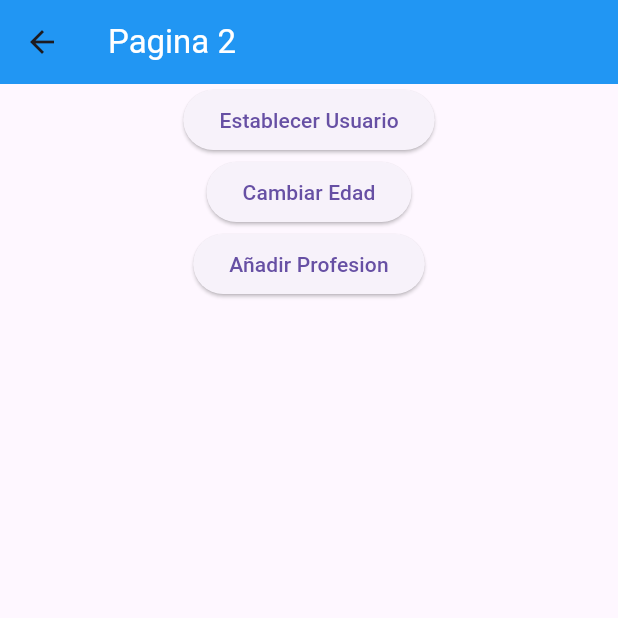
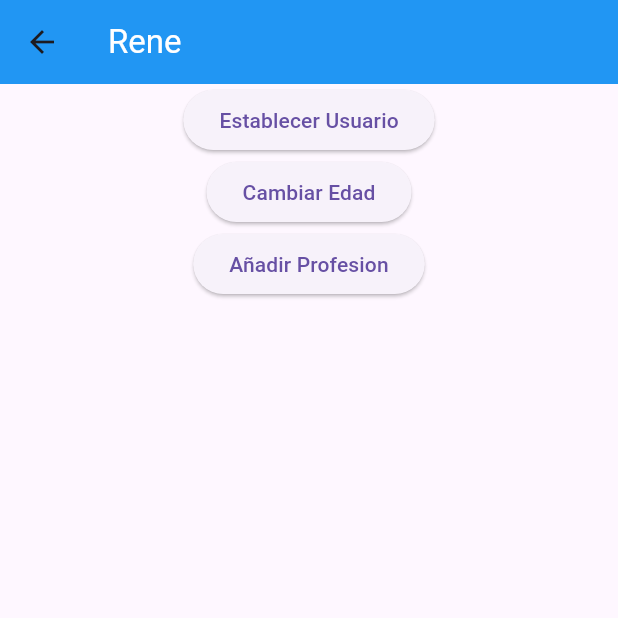
Before and after one commit to renedev9/gestores_de_estados, a Flutter app: the Pagina2Page screen opened by its route, after a tap on "Establecer Usuario", on a phone screen of 412 x 824 dp, the top half of it. Run offline on Flutter 3.47's test engine with Material 3 defaults, Android fonts, the phone set to English and light mode, and no system bars; accounts and stored records are empty.

```diff
--- a/lib/pages/pagina1_page.dart
+++ b/lib/pages/pagina1_page.dart
@@ -1,40 +1,81 @@
 import 'package:flutter/material.dart';
+import 'package:provider/provider.dart';
+
+import '../models/usuario.dart';
+import '../services/usuario_service.dart';
 
 class Pagina1Page extends StatelessWidget {
   const Pagina1Page({super.key});
 
   @override
   Widget build(BuildContext context) {
+    final usuarioService = Provider.of<UsuarioService>(context);
     return Scaffold(
-      appBar: AppBar(title: Text('Pagina 1'),),
-      body: InformacionUsuario(),
-      floatingActionButton: FloatingActionButton(onPressed: (){
+      appBar: AppBar(
+        title: Text('Pagina 1'),
+        actions: [
+          IconButton(
+              onPressed: () {
+                usuarioService.removerUsuario();
+              },
+              icon: Icon(Icons.delete))
+        ],
+      ),
+      body: usuarioService.existeUsuario
+          ? InformacionUsuario(
+              usuario: usuarioService.usuario,
+            )
+          : Center(child: Text('No hay usuario seleccionado')),
+      floatingActionButton: FloatingActionButton(onPressed: () {
         Navigator.pushNamed(context, '/pagina2');
       }),
-      );
+    );
   }
 }
 
 class InformacionUsuario extends StatelessWidget {
+  final Usuario usuario;
   const InformacionUsuario({
     super.key,
+    required this.usuario,
   });
 
   @override
   Widget build(BuildContext context) {
     return Container(
-      width: double.infinity,
-      height: double.infinity,
-      child: Column(children: [
-        Text('General',style: TextStyle(color: Colors.black,fontSize: 18,fontWeight: FontWeight.bold),),
-        Divider(),
-        ListTile(title: Text('Nombre'),),
-        ListTile(title: Text('Edad'),),
-        Text('Profesiones',style: TextStyle(color: Colors.black,fontSize: 18,fontWeight: FontWeight.bold),),
-        Divider(),
-        ListTile(title: Text('Profesion1'),),
-        ListTile(title: Text('Profesion2'),),
-        ListTile(title: Text('Profesion3'),)
-      ],));
+        width: double.infinity,
+        height: double.infinity,
+        child: Column(
+          children: [
+            Text(
+              'General',
+              style: TextStyle(
+                  color: Colors.black,
+                  fontSize: 18,
+                  fontWeight: FontWeight.bold),
+            ),
+            Divider(),
+            ListTile(
+              title: Text(usuario.nombre!),
+            ),
+            ListTile(
+              title: Text(usuario.edad!.toString()),
+            ),
+            Text(
+              'Profesiones',
+              style: TextStyle(
+                  color: Colors.black,
+                  fontSize: 18,
+                  fontWeight: FontWeight.bold),
+            ),
+            Divider(),
+            //Desestructruacion en flutter para una lista, en vez de usar un listView.builder
+            ...usuario.profesiones!
+                .map((profesiones) => ListTile(
+                      title: Text(profesiones),
+                    ))
+                .toList(),
+          ],
+        ));
   }
 }
--- a/lib/pages/pagina2_page.dart
+++ b/lib/pages/pagina2_page.dart
@@ -1,16 +1,48 @@
+import 'package:estados_app/models/usuario.dart';
 import 'package:flutter/material.dart';
+import 'package:provider/provider.dart';
+
+import '../services/usuario_service.dart';
 
 class Pagina2Page extends StatelessWidget {
   const Pagina2Page({super.key});
 
   @override
   Widget build(BuildContext context) {
+    final usuarioService = Provider.of<UsuarioService>(context);
     return Scaffold(
-      appBar: AppBar(title: Text('Pagina 2',style: TextStyle(color: Colors.white),),backgroundColor: Colors.blue,),
-      body: Center(child:Column(children: [
-        ElevatedButton(onPressed: (){}, child: Text('Establecer Usuario')),
-        ElevatedButton(onPressed: (){}, child: Text('Cambiar Edad')),
-        ElevatedButton(onPressed: (){}, child: Text('Añadir Profesion')),
-      ],)));
+        appBar: AppBar(
+          title: Text(
+            usuarioService.existeUsuario
+            ?usuarioService.usuario.nombre!
+            :'Pagina2',
+            style: TextStyle(color: Colors.white),
+          ),
+          backgroundColor: Colors.blue,
+        ),
+        body: Center(
+            child: Column(
+          children: [
+            ElevatedButton(
+                onPressed: () {
+                  final usuario =
+                      Usuario(nombre: 'Rene', edad: 27, profesiones: [
+                    'Desarrollador movil',
+                    'Desarrollador Web',
+                    'Tested',
+                  ]);
+                  usuarioService.usuario = usuario;
+                },
+                child: Text('Establecer Usuario')),
+            ElevatedButton(
+                onPressed: () {
+                  usuarioService.cambiarEdad(28);
+                },
+                child: Text('Cambiar Edad')),
+            ElevatedButton(onPressed: () {
+              usuarioService.addUsuario();
+            }, child: Text('Añadir Profesion')),
+          ],
+        )));
   }
 }
--- /dev/null
+++ b/lib/services/usuario_service.dart
@@ -0,0 +1,30 @@
+import 'package:flutter/material.dart';
+
+import '../models/usuario.dart';
+
+class UsuarioService with ChangeNotifier{
+  Usuario? _usuario;
+
+  Usuario get usuario=> _usuario!;
+
+  bool get existeUsuario=> _usuario!=null ?true:false;
+
+  set usuario(Usuario user){
+    _usuario= user;
+    notifyListeners();
+  }
+
+  void cambiarEdad(int edad){
+    _usuario!.edad=edad;
+    notifyListeners();
+  }
+  void removerUsuario(){
+    _usuario =null;
+    notifyListeners();
+  }
+  void addUsuario(){
+    _usuario!.profesiones!.add('Profesion ${_usuario!.profesiones!.length+1}');
+    notifyListeners();
+  }
+
+}
--- a/pubspec.yaml
+++ b/pubspec.yaml
@@ -35,6 +35,7 @@ dependencies:
   # The following adds the Cupertino Icons font to your application.
   # Use with the CupertinoIcons class for iOS style icons.
   cupertino_icons: ^1.0.6
+  provider: ^6.1.2
 
 dev_dependencies:
   flutter_test:
```
Also changed, not shown: lib/main.dart (+8 -8 lines), pubspec.lock.
